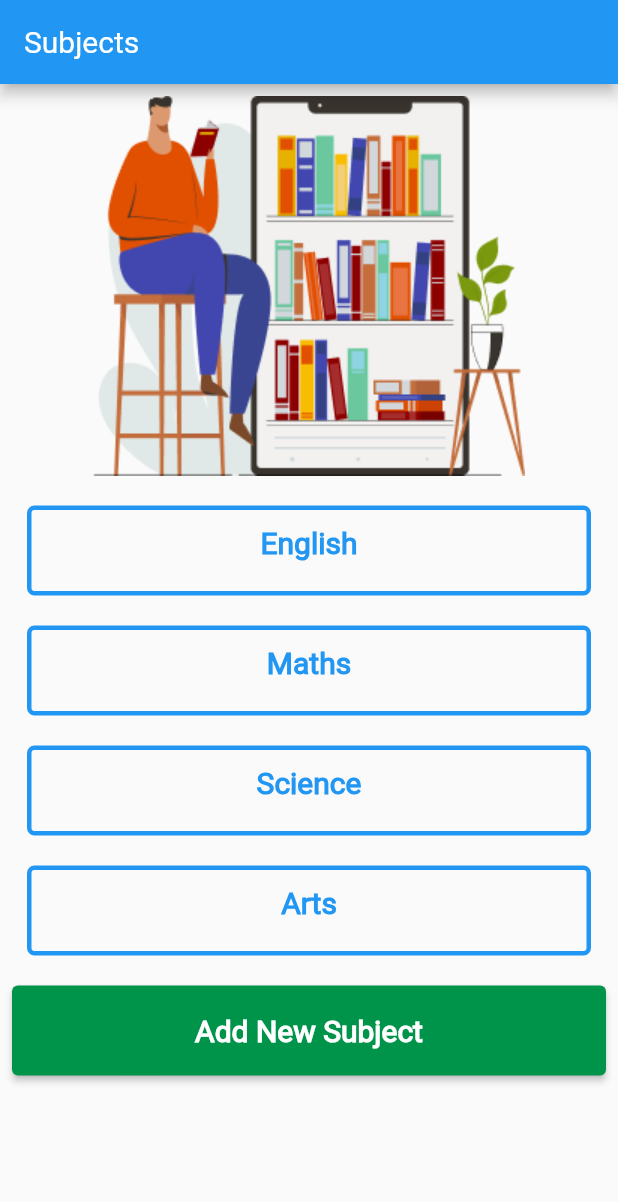
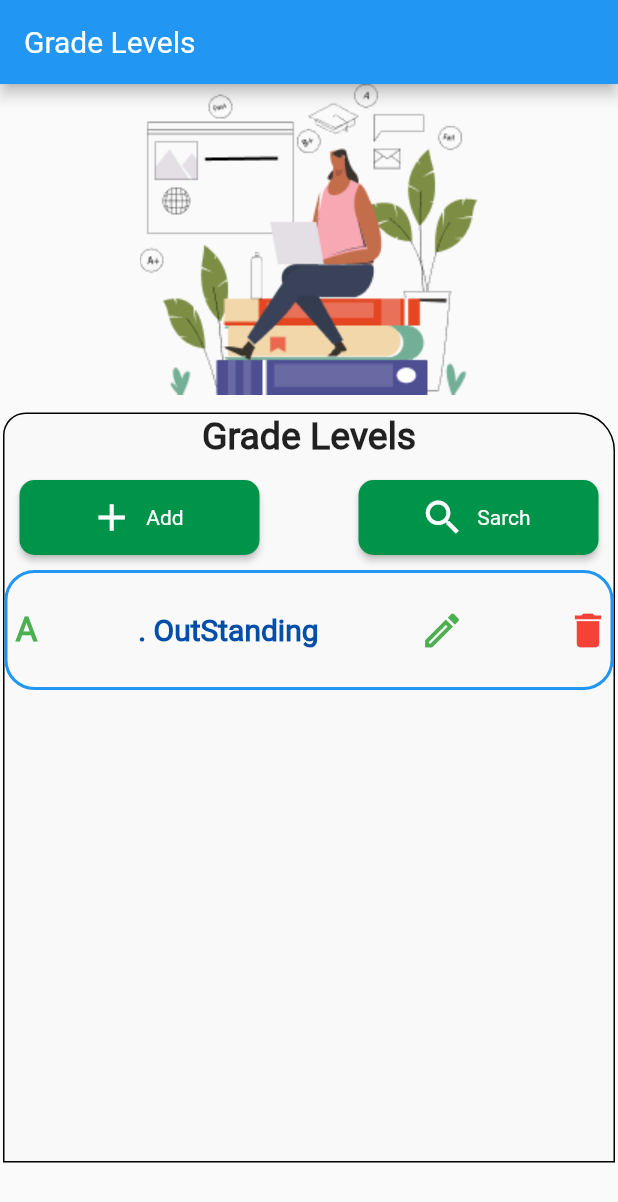
Before and after one commit to flutterappsdev/shikshapulse, a Flutter app: the screen it shows after launch, on a phone screen of 412 x 824 dp. Shown: the top 1202 px of the screen. Run offline on Flutter 3.47's test engine with Material 2 defaults, Android fonts, the phone set to English and light mode, and no system bars; our stand-ins replace carousel_slider, connectivity, fl_chart, table_calendar.

```diff
--- a/lib/main.dart
+++ b/lib/main.dart
@@ -5,6 +5,8 @@ import './screen/Main_screen.dart';
 import './screen/BottomNavigation_screen.dart';
 import './screen/resetpwd_screen.dart';
 import './screen/Subjects.dart';
+import './screen/ParentsList.dart';
+import './screen/GradeLevels.dart';
 
 void main() {
   runApp(const MyApp());
@@ -23,11 +25,13 @@ class MyApp extends StatelessWidget {
         fontFamily: 'Roboto-Regular'
 
       ),
-      home: Subjects(),
+      home: GradeLevels(),
       routes: {
         MainScreen.id :(context)=>MainScreen(),
         RespwdScreen.id : (context)=> const RespwdScreen(),
-        Subjects.id : (context)=> Subjects()
+        Subjects.id : (context)=> Subjects(),
+        ParentsList.id : (context)=> ParentsList(),
+        GradeLevels.id : (context)=> GradeLevels()
       },
     );
   }
--- /dev/null
+++ b/lib/screen/GradeLevels.dart
@@ -0,0 +1,128 @@
+import 'package:flutter/material.dart';
+
+class GradeLevels extends StatefulWidget {
+  static const String id = "GradeLevels";
+  @override
+  _GradeLevelsState createState() => _GradeLevelsState();
+}
+
+class _GradeLevelsState extends State<GradeLevels> {
+  @override
+  Widget build(BuildContext context) {
+    return Scaffold(
+      appBar: AppBar(
+        title: Text('Grade Levels'),
+      ),
+      body: SingleChildScrollView(
+        child: Column(
+          children: [
+            Image.asset('assets/images/Gradelevels.png'),
+            SizedBox(height: 10),
+            Container(
+              margin: const EdgeInsets.all(2.0),
+              //padding: const EdgeInsets.all(3.0),
+              width: double.infinity,
+              height: 500,
+              decoration: BoxDecoration(
+                  color: Color.fromRGBO(249, 249, 249, 1),
+                  border: Border.all(width: 1),
+                  borderRadius: BorderRadius.only(
+                      topLeft: Radius.circular(15),
+                      topRight: Radius.circular(25))),
+              child: Column(
+                children: [
+                  Text(
+                    'Grade Levels',
+                    style: TextStyle(fontSize: 25, fontWeight: FontWeight.bold),
+                  ),
+                  SizedBox(
+                    height: 5,
+                  ),
+                  Padding(
+                    padding: EdgeInsets.all(10),
+                    child: Row(
+                      mainAxisAlignment: MainAxisAlignment.spaceBetween,
+                      children: [
+                        ElevatedButton.icon(
+                          icon: Icon(
+                            Icons.add,
+                            color: Colors.white,
+                            size: 30.0,
+                          ),
+                          label: Text('Add'),
+                          onPressed: () {
+                            print('Button Pressed');
+                          },
+                          style: ElevatedButton.styleFrom(
+                            minimumSize: Size(160, 50),
+                            primary: const Color.fromRGBO(0, 147, 74, 1),
+                            shape: new RoundedRectangleBorder(
+                              borderRadius: new BorderRadius.circular(10.0),
+                            ),
+                          ),
+                        ),
+                        SizedBox(
+                          width: 5,
+                        ),
+                        ElevatedButton.icon(
+                          icon: Icon(
+                            Icons.search,
+                            color: Colors.white,
+                            size: 30.0,
+                          ),
+                          label: Text('Sarch'),
+                          onPressed: () {
+                            print('Button Pressed');
+                          },
+                          style: ElevatedButton.styleFrom(
+                            minimumSize: Size(160, 50),
+                            primary: const Color.fromRGBO(0, 147, 74, 1),
+                            shape: new RoundedRectangleBorder(
+                              borderRadius: new BorderRadius.circular(10.0),
+                            ),
+                          ),
+                        ),
+                      ],
+                    ),
+                  ),
+
+                  Container(
+                    height: 80,
+                    width: double.infinity,
+                    child: Row(
+                      mainAxisAlignment: MainAxisAlignment.spaceBetween,
+                      children: [
+                        //SizedBox(width: 2,),
+                        Text(' A',style: TextStyle(fontSize: 22,fontWeight: FontWeight.bold,color: Colors.green),),
+
+                        Text('. OutStanding',style: TextStyle(fontSize: 20,fontWeight: FontWeight.bold,color: Color.fromRGBO(3, 78, 168, 1)),),
+
+                        Icon( Icons.edit_outlined,color: Colors.green, size: 30,),
+
+                        Icon( Icons.delete,color: Colors.red,size: 30,),
+
+                        //Switch(value: Swithvalue, onChanged: (Swithvalue){} , activeColor: Colors.green,)
+
+                      ],
+                    ),
+
+                    decoration: BoxDecoration(
+                        border: Border.all(width: 2,color: Colors.blue),
+                        borderRadius: BorderRadius.all(Radius.circular(20))
+
+                    ),
+
+                  ),
+
+                  SizedBox(
+                    height: 10,
+                  ),
+                ],
+              ),
+            )
+          ],
+        ),
+      ),
+    );
+  }
+}
--- a/lib/screen/ParentsList.dart
+++ b/lib/screen/ParentsList.dart
@@ -232,19 +232,13 @@ class _ParentsListState extends State<ParentsList> {
                           Icon( Icons.edit_outlined,color: Colors.green,),
 
                           Switch(value: Swithvalue, onChanged: (Swithvalue){} , activeColor: Colors.green,)
-
                         ],
                       ),
-
                       decoration: BoxDecoration(
                           border: Border.all(width: 2,color: Colors.blue),
                           borderRadius: BorderRadius.all(Radius.circular(20))
-
                       ),
-
                     ),
-
-
                   ],
                 ),
               )
```
Also changed, not shown: lib/screen/Subjects.dart (+4 -3 lines), assets/images/Gradelevels.png (added), assets/images/Parents.png (added).
